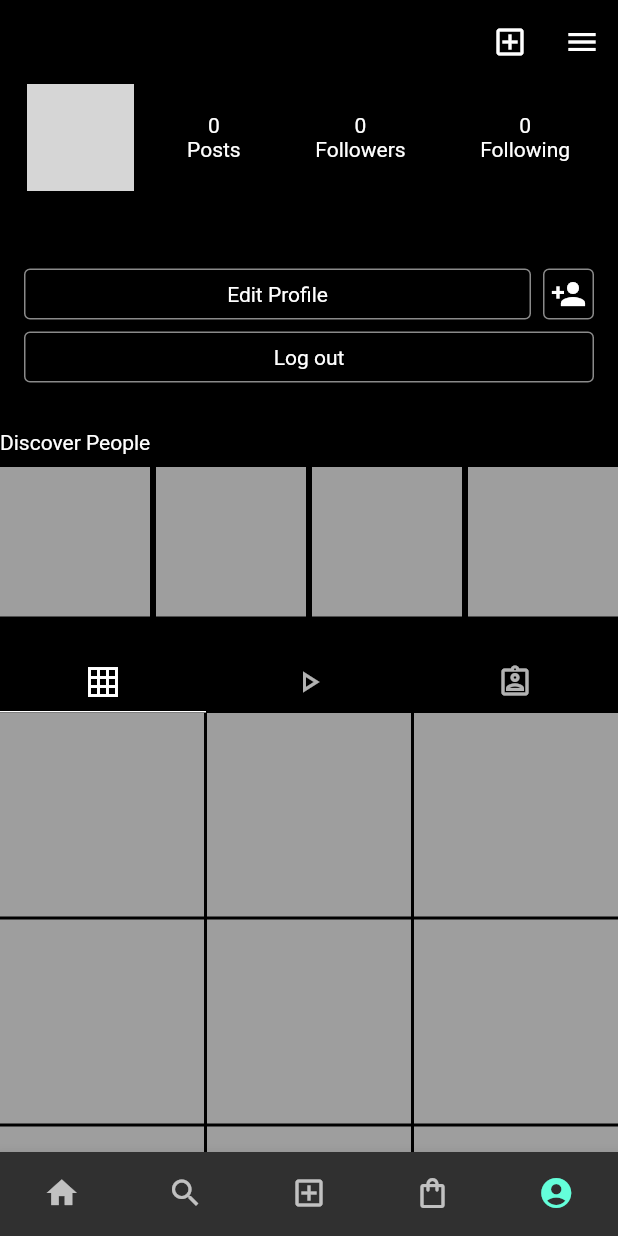
After one commit to ManishGupta0/flutter_instagram_clone, a Flutter app: the screen it shows once a user with an empty profile is signed in, item 5 of the bottom bar chosen, on a phone screen of 412 x 824 dp. The commit adds this screen. Run offline on Flutter 3.47's test engine with Material 2 defaults, Android fonts, the phone set to English and light mode, and no system bars; our stand-ins replace cached_network_image, cloud_firestore, firebase_auth, firebase_core, firebase_storage, flutter_svg and 1 more; accounts and stored records are empty; network calls fail; grey boxes are pictures that could not be loaded.

Commit message:
Account Page Added

```diff
--- /dev/null
+++ b/lib/pages/account_page.dart
@@ -0,0 +1,403 @@
+import 'package:flutter/material.dart';
+import 'package:provider/provider.dart';
+import 'package:flutter_instagram_clone/models/user_model.dart';
+import 'package:flutter_instagram_clone/providers/user_provider.dart';
+import 'package:flutter_instagram_clone/services/auth_services.dart';
+import 'package:flutter_instagram_clone/widgets/custom_page_route.dart';
+import 'package:flutter_instagram_clone/widgets/profile_bubble.dart';
+
+class AccountPage extends StatefulWidget {
+  const AccountPage({
+    Key? key,
+    required this.user,
+  }) : super(key: key);
+
+  final UserModel user;
+
+  @override
+  State<AccountPage> createState() => _AccountPageState();
+}
+
+class _AccountPageState extends State<AccountPage>
+    with SingleTickerProviderStateMixin {
+  late UserProvider _userProvider;
+  late TabController _tabController;
+  bool _isLoggingOut = false;
+  final ValueNotifier<bool> _showUserSuggestions = ValueNotifier(true);
+
+  int postCount = 0;
+
+  @override
+  void initState() {
+    super.initState();
+
+    _userProvider = Provider.of<UserProvider>(context, listen: false);
+    _tabController = TabController(length: 3, vsync: this);
+  }
+
+  @override
+  void dispose() {
+    _tabController.dispose();
+
+    super.dispose();
+  }
+
+  void logout() async {
+    setState(() => _isLoggingOut = true);
+    await AuthServices.logOutUser();
+  }
+
+  @override
+  Widget build(BuildContext context) {
+    return Scaffold(
+      appBar: AppBar(
+        elevation: 0,
+        backgroundColor: Colors.transparent,
+        title: Text(widget.user.username),
+        actions: [
+          // action buttons for current user
+          if (_userProvider.getUser.uid == widget.user.uid) ...[
+            IconButton(
+              splashRadius: 1,
+              icon: const Icon(Icons.add_box_outlined),
+              onPressed: () {
+                Navigator.push(
+                  context,
+                  CustomPageRoute.fromDown(
+                    child: Container(),
+                  ),
+                );
+              },
+            ),
+            IconButton(
+              splashRadius: 1,
+              icon: const Icon(Icons.menu),
+              onPressed: () {},
+            ),
+          ]
+          // action button for other users
+          else ...[
+            IconButton(
+              splashRadius: 1,
+              icon: const Icon(Icons.notifications),
+              onPressed: () {},
+            ),
+            IconButton(
+              splashRadius: 1,
+              icon: const Icon(Icons.more_vert),
+              onPressed: () {},
+            ),
+          ],
+        ],
+      ),
+      body: Column(
+        crossAxisAlignment: CrossAxisAlignment.start,
+        children: [
+          // Header
+          Padding(
+            padding: const EdgeInsets.symmetric(horizontal: 16),
+            child: Row(
+              mainAxisAlignment: MainAxisAlignment.spaceBetween,
+              children: [
+                Column(
+                  children: [
+                    ProfileBubble(
+                      user: widget.user,
+                      withText: false,
+                    ),
+                  ],
+                ),
+                Padding(
+                  padding: const EdgeInsets.all(16),
+                  child: Column(
+                    children: [
+                      Text("$postCount"),
+                      const Text("Posts"),
+                    ],
+                  ),
+                ),
+                InkWell(
+                  child: Padding(
+                    padding: const EdgeInsets.all(16),
+                    child: Column(
+                      children: [
+                        Text("${widget.user.followers!.length}"),
+                        const Text("Followers"),
+                      ],
+                    ),
+                  ),
+                  onTap: () {},
+                ),
+                InkWell(
+                  child: Padding(
+                    padding: const EdgeInsets.all(16),
+                    child: Column(
+                      children: [
+                        Text("${widget.user.followings!.length}"),
+                        const Text("Following"),
+                      ],
+                    ),
+                  ),
+                  onTap: () {},
+                ),
+              ],
+            ),
+          ),
+          const SizedBox(height: 12),
+          // user name below profile pic
+          Padding(
+            padding: const EdgeInsets.symmetric(horizontal: 16),
+            child: Text(
+              widget.user.fullname,
+              style: const TextStyle(fontWeight: FontWeight.w600),
+            ),
+          ),
+          const SizedBox(height: 24),
+          Padding(
+            padding: const EdgeInsets.symmetric(horizontal: 16),
+            child: Row(
+              children: [
+                // for current user
+                if (_userProvider.getUser.uid == widget.user.uid) ...[
+                  Expanded(
+                    child: Container(
+                      margin: const EdgeInsets.only(right: 8),
+                      decoration: BoxDecoration(
+                        borderRadius: BorderRadius.circular(4),
+                        border: Border.all(
+                          color: Colors.white54,
+                        ),
+                      ),
+                      child: InkWell(
+                        onTap: () {},
+                        child: Container(
+                          width: double.infinity,
+                          height: 32,
+                          alignment: Alignment.center,
+                          child: const Text("Edit Profile"),
+                        ),
+                      ),
+                    ),
+                  ),
+                  Container(
+                    decoration: BoxDecoration(
+                      borderRadius: BorderRadius.circular(4),
+                      border: Border.all(
+                        color: Colors.white54,
+                      ),
+                    ),
+                    child: InkWell(
+                      onTap: () {
+                        _showUserSuggestions.value =
+                            !_showUserSuggestions.value;
+                      },
+                      child: Container(
+                        width: 32,
+                        height: 32,
+                        alignment: Alignment.center,
+                        child: const Icon(Icons.person_add),
+                      ),
+                    ),
+                  ),
+                ] else ...[
+                  Expanded(
+                    child: Container(
+                      margin: const EdgeInsets.only(right: 8),
+                    ),
+                  ),
+                  Expanded(
+                    child: Container(
+                      margin: const EdgeInsets.only(right: 8),
+                      decoration: BoxDecoration(
+                        borderRadius: BorderRadius.circular(4),
+                        border: Border.all(
+                          color: Colors.white54,
+                        ),
+                      ),
+                      child: InkWell(
+                        onTap: () {},
+                        child: Container(
+                          width: double.infinity,
+                          height: 32,
+                          alignment: Alignment.center,
+                          child: const Text("Message"),
+                        ),
+                      ),
+                    ),
+                  ),
+                  Expanded(
+                    child: Container(
+                      margin: const EdgeInsets.only(right: 8),
+                      decoration: BoxDecoration(
+                        borderRadius: BorderRadius.circular(4),
+                        border: Border.all(
+                          color: Colors.white54,
+                        ),
+                      ),
+                      child: InkWell(
+                        onTap: () {},
+                        child: Container(
+                          width: double.infinity,
+                          height: 32,
+                          alignment: Alignment.center,
+                          child: const Text("Email address"),
+                        ),
+                      ),
+                    ),
+                  ),
+                  Container(
+                    decoration: BoxDecoration(
+                      borderRadius: BorderRadius.circular(4),
+                      border: Border.all(
+                        color: Colors.white54,
+                      ),
+                    ),
+                    child: InkWell(
+                      onTap: () {
+                        setState(() {
+                          _showUserSuggestions.value =
+                              !_showUserSuggestions.value;
+                        });
+                      },
+                      child: Container(
+                        width: 32,
+                        height: 32,
+                        alignment: Alignment.center,
+                        child: const Icon(Icons.person_add),
+                      ),
+                    ),
+                  ),
+                ],
+              ],
+            ),
+          ),
+
+          if (_userProvider.getUser.uid == widget.user.uid)
+            Padding(
+              padding: const EdgeInsets.symmetric(horizontal: 16, vertical: 8),
+              child: Row(
+                children: [
+                  Expanded(
+                    child: Container(
+                      decoration: BoxDecoration(
+                        borderRadius: BorderRadius.circular(4),
+                        border: Border.all(
+                          color: Colors.white54,
+                        ),
+                      ),
+                      child: InkWell(
+                        onTap: _isLoggingOut
+                            ? null
+                            : () {
+                                logout();
+                              },
+                        child: Container(
+                          width: double.infinity,
+                          height: 32,
+                          alignment: Alignment.center,
+                          child: _isLoggingOut
+                              ? const SizedBox(
+                                  width: 20,
+                                  height: 20,
+                                  child: CircularProgressIndicator(
+                                    strokeWidth: 2,
+                                    color: Colors.white,
+                                  ),
+                                )
+                              : const Text("Log out"),
+                        ),
+                      ),
+                    ),
+                  ),
+                ],
+              ),
+            ),
+
+          // user suggestions
+          ValueListenableBuilder<bool>(
+            valueListenable: _showUserSuggestions,
+            builder: (_, value, __) {
+              if (value) {
+                return Column(
+                  crossAxisAlignment: CrossAxisAlignment.start,
+                  children: [
+                    const SizedBox(height: 24),
+                    const Text("Discover People"),
+                    const SizedBox(height: 8),
+                    SingleChildScrollView(
+                      scrollDirection: Axis.horizontal,
+                      child: Row(
+                        children: List.generate(
+                          10,
+                          (index) {
+                            return Container(
+                              width: 100,
+                              height: 100,
+                              color: Colors.grey,
+                              margin: const EdgeInsets.only(right: 4),
+                            );
+                          },
+                        ),
+                      ),
+                    ),
+                  ],
+                );
+              }
+              return const SizedBox();
+            },
+          ),
+
+          const SizedBox(height: 24),
+          // tabbar
+          SizedBox(
+            height: 40,
+            child: TabBar(
+              controller: _tabController,
+              indicatorColor: Colors.white,
+              indicatorWeight: 1,
+              splashFactory: NoSplash.splashFactory,
+              overlayColor: MaterialStateProperty.resolveWith<Color?>(
+                (Set<MaterialState> states) {
+                  return states.contains(MaterialState.focused)
+                      ? null
+                      : Colors.transparent;
+                },
+              ),
+              tabs: const [
+                Icon(Icons.grid_on_sharp),
+                Icon(Icons.play_arrow_outlined),
+                Icon(Icons.assignment_ind_outlined),
+              ],
+            ),
+          ),
+          // tab view
+          Expanded(
+            child: TabBarView(
+              controller: _tabController,
+              children: [
+                ...List.generate(
+                  3,
+                  (index) => GridView(
+                    padding: EdgeInsets.zero,
+                    gridDelegate:
+                        const SliverGridDelegateWithFixedCrossAxisCount(
+                      crossAxisCount: 3,
+                      mainAxisSpacing: 2,
+                      crossAxisSpacing: 2,
+                    ),
+                    children: [
+                      ...List.generate(
+                        120,
+                        (index) => Container(color: Colors.grey),
+                      )
+                    ],
+                  ),
+                ),
+              ],
+            ),
+          ),
+        ],
+      ),
+    );
+  }
+}
--- a/lib/pages/app_layout.dart
+++ b/lib/pages/app_layout.dart
@@ -2,6 +2,7 @@ import 'package:flutter/material.dart';
 import 'package:provider/provider.dart';
 import 'package:flutter_instagram_clone/providers/user_provider.dart';
 import 'package:flutter_instagram_clone/widgets/loading_switch.dart';
+import 'package:flutter_instagram_clone/pages/account_page.dart';
 
 class NavigationItem {
   const NavigationItem({
@@ -58,6 +59,13 @@ class _AppLayoutState extends State<AppLayout> {
   void _update() async {
     userProvider = Provider.of<UserProvider>(context, listen: false);
     await userProvider.updateCurrentUser();
+
+    _navigationItems.last = NavigationItem(
+      label: "",
+      icon: const Icon(Icons.account_circle),
+      child: AccountPage(user: userProvider.getUser),
+    );
+
     setState(() => _isLoading = false);
   }
 
--- a/lib/services/auth_services.dart
+++ b/lib/services/auth_services.dart
@@ -93,7 +93,7 @@ class AuthServices {
     }
   }
 
-  static Future<void> signOutUser() async {
+  static Future<void> logOutUser() async {
     await _auth.signOut();
   }
 
--- /dev/null
+++ b/lib/widgets/profile_bubble.dart
@@ -0,0 +1,105 @@
+import 'package:flutter/material.dart';
+import 'package:cached_network_image/cached_network_image.dart';
+import 'package:flutter_instagram_clone/globals/themes.dart';
+import 'package:flutter_instagram_clone/models/user_model.dart';
+
+class ProfileBubble extends StatelessWidget {
+  const ProfileBubble({
+    Key? key,
+    this.withAddButton = false,
+    this.withText = false,
+    this.width = 75,
+    this.backgroundColor = Colors.black,
+    this.text,
+    required this.user,
+    this.onTap,
+  }) : super(key: key);
+
+  final bool withAddButton;
+  final bool withText;
+  final double width;
+  final Color backgroundColor;
+  final String? text;
+  final UserModel user;
+  final Function()? onTap;
+
+  @override
+  Widget build(BuildContext context) {
+    var withBorder = user.latestStoryId.isNotEmpty;
+
+    return InkWell(
+      splashFactory: NoSplash.splashFactory,
+      focusColor: Colors.transparent,
+      overlayColor: MaterialStateProperty.all<Color>(Colors.transparent),
+      onTap: onTap,
+      child: SizedBox(
+        width: width,
+        child: Column(
+          children: [
+            Stack(
+              alignment: Alignment.center,
+              children: [
+                // gradient border
+                if (withBorder)
+                  Container(
+                    width: width,
+                    height: width,
+                    decoration: const BoxDecoration(
+                      shape: BoxShape.circle,
+                      gradient: LinearGradient(
+                        colors: <Color>[
+                          Colors.red,
+                          Colors.orange,
+                        ],
+                      ),
+                    ),
+                  ),
+                // main image container
+                Container(
+                  width: width - 4,
+                  height: width - 4,
+                  decoration: BoxDecoration(
+                    shape: BoxShape.circle,
+                    border: Border.all(
+                      color: withBorder ? backgroundColor : Colors.transparent,
+                      width: 4,
+                    ),
+                    image: DecorationImage(
+                      image: CachedNetworkImageProvider(user.profileImageUrl),
+                      fit: BoxFit.cover,
+                    ),
+                  ),
+                ),
+                // add story button
+                if (withAddButton)
+                  Positioned(
+                    bottom: width * 0.025,
+                    right: width * 0.025,
+                    child: Container(
+                      width: width * 0.25,
+                      height: width * 0.25,
+                      decoration: BoxDecoration(
+                        shape: BoxShape.circle,
+                        color: backgroundColor,
+                      ),
+                      child: Icon(
+                        Icons.add_circle,
+                        color: blueColor,
+                        size: width * 0.25,
+                      ),
+                    ),
+                  ),
+              ],
+            ),
+            if (withText) SizedBox(height: withBorder ? 8 : 12),
+            if (withText)
+              Text(
+                text ?? user.username,
+                overflow: TextOverflow.ellipsis,
+              )
+          ],
+        ),
+      ),
+    );
+  }
+}
```
